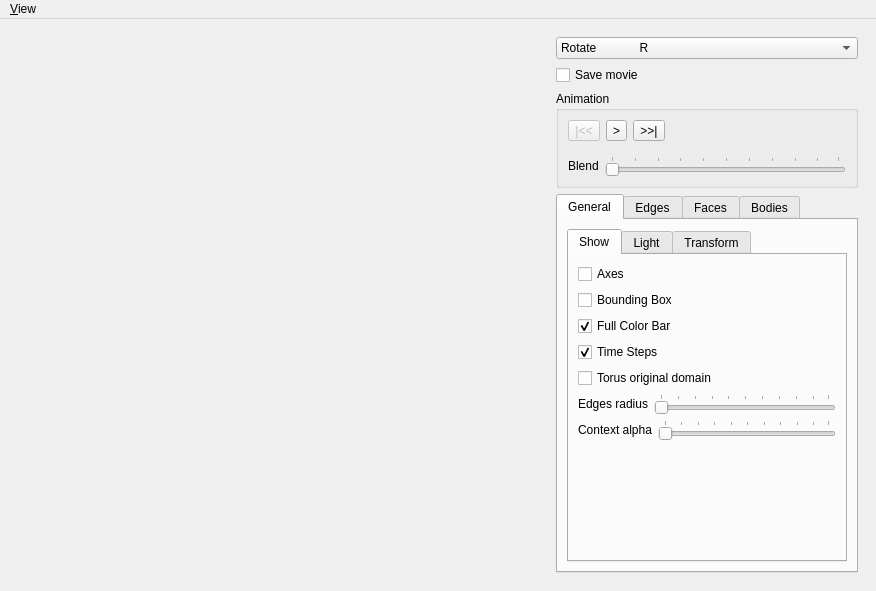
First picture: the form in MainWindow.ui, repository danlipsa/foamvis, before the edit.
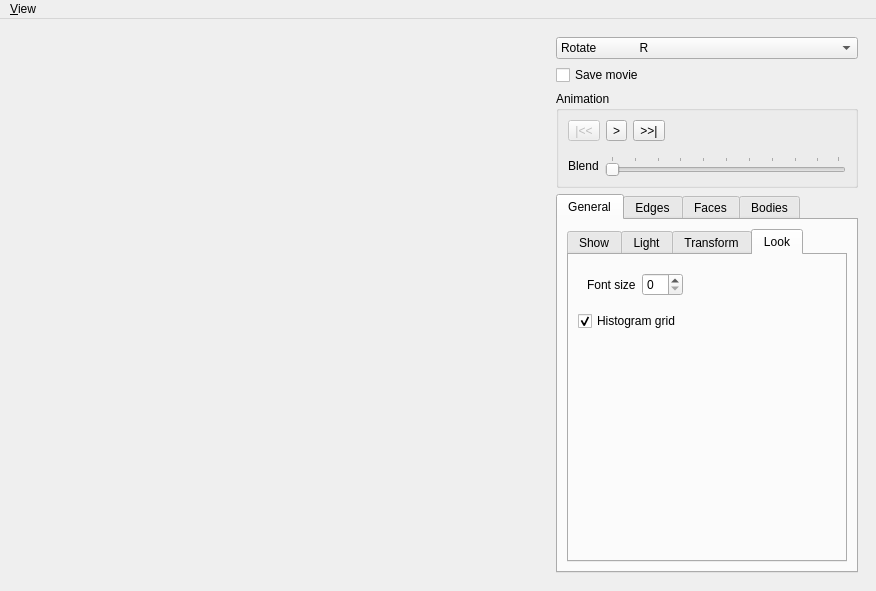
Second picture: the form after the edit. Custom widgets are drawn as their Qt base class.

What changed in the file:
```diff
--- a/MainWindow.ui
+++ b/MainWindow.ui
@@ -270,7 +270,7 @@
            <item>
             <widget class="QTabWidget" name="tabWidgetGeneralOptions">
              <property name="currentIndex">
-              <number>0</number>
+              <number>3</number>
              </property>
              <widget class="QWidget" name="tabShow">
               <attribute name="title">
@@ -607,6 +607,65 @@
                </item>
               </layout>
              </widget>
+             <widget class="QWidget" name="tabLook">
+              <attribute name="title">
+               <string>Look</string>
+              </attribute>
+              <layout class="QVBoxLayout" name="verticalLayout_21">
+               <item>
+                <widget class="QWidget" name="widget_3" native="true">
+                 <layout class="QHBoxLayout" name="horizontalLayout_13">
+                  <item>
+                   <widget class="QLabel" name="label_10">
+                    <property name="text">
+                     <string>Font size</string>
+                    </property>
+                   </widget>
+                  </item>
+                  <item>
+                   <widget class="QSpinBox" name="spinBoxFontSize"/>
+                  </item>
+                  <item>
+                   <spacer name="horizontalSpacer_2">
+                    <property name="orientation">
+                     <enum>Qt::Horizontal</enum>
+                    </property>
+                    <property name="sizeHint" stdset="0">
+                     <size>
+                      <width>40</width>
+                      <height>20</height>
+                     </size>
+                    </property>
+                   </spacer>
+                  </item>
+                 </layout>
+                </widget>
+               </item>
+               <item>
+                <widget class="QCheckBox" name="checkBoxGridEnabled">
+                 <property name="text">
+                  <string>Histogram grid</string>
+                 </property>
+                 <property name="checked">
+                  <bool>true</bool>
+                 </property>
+                </widget>
+               </item>
+               <item>
+                <spacer name="verticalSpacer_7">
+                 <property name="orientation">
+                  <enum>Qt::Vertical</enum>
+                 </property>
+                 <property name="sizeHint" stdset="0">
+                  <size>
+                   <width>20</width>
+                   <height>40</height>
+                  </size>
+                 </property>
+                </spacer>
+               </item>
+              </layout>
+             </widget>
             </widget>
            </item>
           </layout>
```
Left out of the diff: 244 changed lines with no effect on the pictures.
